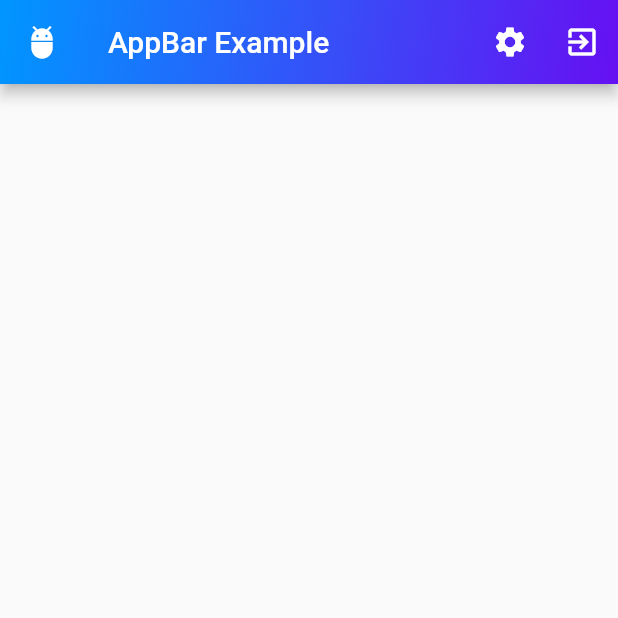
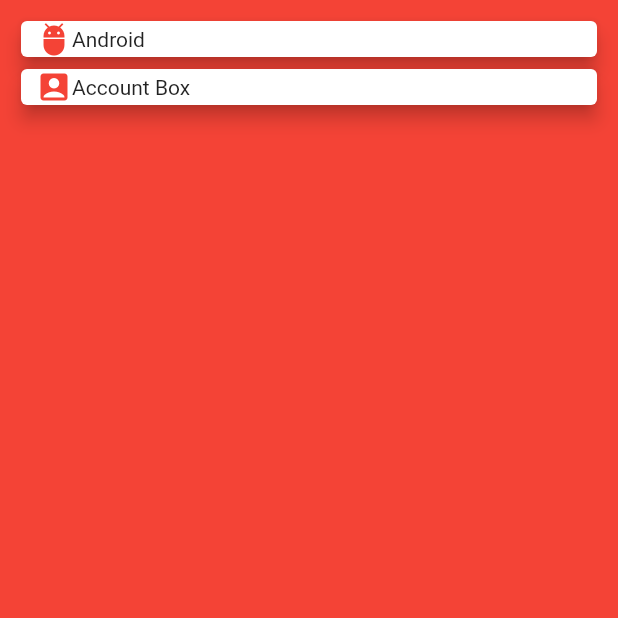
Before and after one commit to askaerlangga/belajar_flutter_dasar, a Flutter app: the screen it shows after launch, on a phone screen of 412 x 824 dp, the top half of it. Run offline on Flutter 3.47's test engine with Material 2 defaults, Android fonts, the phone set to English and light mode, and no system bars.

Commit message:
Card Widget

```diff
--- a/lib/main.dart
+++ b/lib/main.dart
@@ -3,32 +3,37 @@ import 'package:flutter/material.dart';
 void main() {
   runApp(MyApp());
 }
-
 class MyApp extends StatelessWidget {
-  const MyApp({Key? key}) : super(key: key);
+  const MyApp({ Key? key }) : super(key: key);
 
   @override
   Widget build(BuildContext context) {
     return MaterialApp(
       home: Scaffold(
-        appBar: AppBar(
-          title: Text('AppBar Example', style: TextStyle(color: Colors.white)),
-          leading: Icon(Icons.adb, color: Colors.white),
-          actions: <Widget>[
-            IconButton(onPressed: () {}, icon: Icon(Icons.settings)),
-            IconButton(onPressed: () {}, icon: Icon(Icons.exit_to_app)),
-          ],
-          flexibleSpace: Container(
-            decoration: BoxDecoration(
-              gradient: LinearGradient(
-                colors: [Color(0xff0096ff), Color(0xff6610f2)],
-                begin: FractionalOffset.topLeft,
-                end: FractionalOffset.bottomRight,
-              ),
-            ),
+        backgroundColor: Colors.red,
+        body: Container(
+          margin: EdgeInsets.all(10),
+          child: ListView(
+            children: <Widget>[
+              buildCard(Icons.adb, 'Android'),
+              buildCard(Icons.account_box, 'Account Box'),
+            ],
           ),
-        ),
+        )
       ),
     );
   }
+
+  Card buildCard(IconData iconData, String text) {
+    return Card(
+              elevation: 5,
+              child: Row(
+                children: <Widget>[
+                  Container(margin: EdgeInsets.all(5)),
+                  Icon(iconData, color: Colors.red),
+                  Text(text),
+                ],
+              ),
+            );
+  }
 }
```
